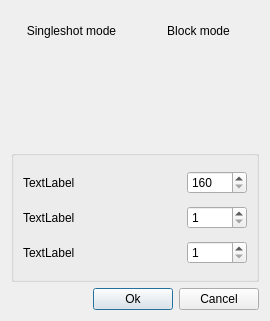
First picture: the form in ui/parametersdialog.ui, repository Melomanstd/daq_gui, before the edit.
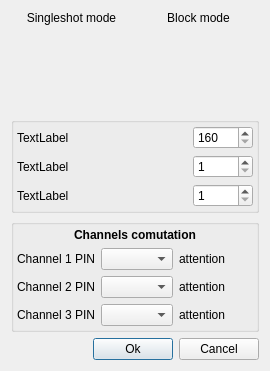
Second picture: the form after the edit. Icons and pictures are not drawn.

Commit message: channels pin prametersdialog

The edit to the form file:
```diff
--- a/ui/parametersdialog.ui
+++ b/ui/parametersdialog.ui
@@ -7,7 +7,7 @@
     <x>0</x>
     <y>0</y>
     <width>270</width>
-    <height>321</height>
+    <height>355</height>
    </rect>
   </property>
   <property name="windowTitle">
@@ -110,6 +110,18 @@
       <string/>
      </property>
      <layout class="QVBoxLayout" name="verticalLayout_3">
+      <property name="leftMargin">
+       <number>3</number>
+      </property>
+      <property name="topMargin">
+       <number>3</number>
+      </property>
+      <property name="rightMargin">
+       <number>3</number>
+      </property>
+      <property name="bottomMargin">
+       <number>3</number>
+      </property>
       <item>
        <layout class="QHBoxLayout" name="horizontalLayout_2">
         <item>
@@ -251,6 +263,145 @@
      </layout>
     </widget>
    </item>
+   <item>
+    <widget class="QGroupBox" name="groupBox">
+     <property name="title">
+      <string/>
+     </property>
+     <layout class="QVBoxLayout" name="verticalLayout_5">
+      <property name="leftMargin">
+       <number>3</number>
+      </property>
+      <property name="topMargin">
+       <number>3</number>
+      </property>
+      <property name="rightMargin">
+       <number>3</number>
+      </property>
+      <property name="bottomMargin">
+       <number>3</number>
+      </property>
+      <item>
+       <widget class="QLabel" name="label_6">
+        <property name="font">
+         <font>
+          <weight>75</weight>
+          <bold>true</bold>
+         </font>
+        </property>
+        <property name="text">
+         <string>Channels comutation</string>
+        </property>
+        <property name="alignment">
+         <set>Qt::AlignCenter</set>
+        </property>
+       </widget>
+      </item>
+      <item>
+       <layout class="QHBoxLayout" name="horizontalLayout_8">
+        <item>
+         <widget class="QLabel" name="label_9">
+          <property name="text">
+           <string>Channel 1 PIN</string>
+          </property>
+         </widget>
+        </item>
+        <item>
+         <widget class="QComboBox" name="ch1_combo"/>
+        </item>
+        <item>
+         <widget class="QLabel" name="attention_lbl_1">
+          <property name="text">
+           <string>attention</string>
+          </property>
+         </widget>
+        </item>
+        <item>
+         <spacer name="horizontalSpacer_5">
+          <property name="orientation">
+           <enum>Qt::Horizontal</enum>
+          </property>
+          <property name="sizeHint" stdset="0">
+           <size>
+            <width>40</width>
+            <height>20</height>
+           </size>
+          </property>
+         </spacer>
+        </item>
+       </layout>
+      </item>
+      <item>
+       <layout class="QHBoxLayout" name="horizontalLayout_6">
+        <item>
+         <widget class="QLabel" name="label_7">
+          <property name="text">
+           <string>Channel 2 PIN</string>
+          </property>
+         </widget>
+        </item>
+        <item>
+         <widget class="QComboBox" name="ch2_combo"/>
+        </item>
+        <item>
+         <widget class="QLabel" name="attention_lbl_2">
+          <property name="text">
+           <string>attention</string>
+          </property>
+         </widget>
+        </item>
+        <item>
+         <spacer name="horizontalSpacer_6">
+          <property name="orientation">
+           <enum>Qt::Horizontal</enum>
+          </property>
+          <property name="sizeHint" stdset="0">
+           <size>
+            <width>40</width>
+            <height>20</height>
+           </size>
+          </property>
+         </spacer>
+        </item>
+       </layout>
+      </item>
+      <item>
+       <layout class="QHBoxLayout" name="horizontalLayout_7">
+        <item>
+         <widget class="QLabel" name="label_8">
+          <property name="text">
+           <string>Channel 3 PIN</string>
+          </property>
+         </widget>
+        </item>
+        <item>
+         <widget class="QComboBox" name="ch3_combo"/>
+        </item>
+        <item>
+         <widget class="QLabel" name="attention_lbl_3">
+          <property name="text">
+           <string>attention</string>
+          </property>
+         </widget>
+        </item>
+        <item>
+         <spacer name="horizontalSpacer_7">
+          <property name="orientation">
+           <enum>Qt::Horizontal</enum>
+          </property>
+          <property name="sizeHint" stdset="0">
+           <size>
+            <width>40</width>
+            <height>20</height>
+           </size>
+          </property>
+         </spacer>
+        </item>
+       </layout>
+      </item>
+     </layout>
+    </widget>
+   </item>
    <item>
     <layout class="QHBoxLayout" name="horizontalLayout_4">
      <property name="topMargin">
```
The commit also changes 2 other files.
